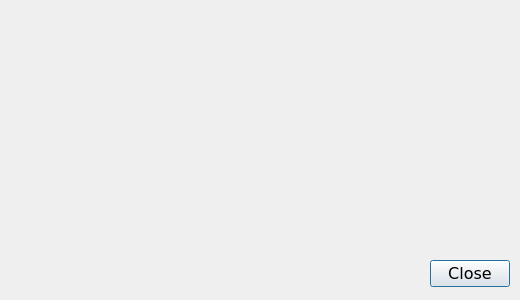
First picture: the form in PyLotROLauncher/ui/winAbout.ui, repository JuneStepp/OneLauncher, before the edit.
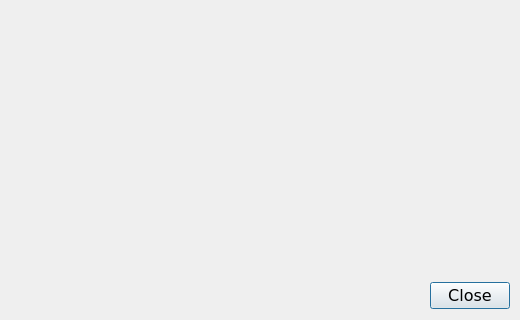
Second picture: the form after the edit.

Commit message: Converted top licence notices and about window to OneLauncher

```diff
--- a/PyLotROLauncher/ui/winAbout.ui
+++ b/PyLotROLauncher/ui/winAbout.ui
@@ -4,12 +4,12 @@
   <property name="windowModality" >
    <enum>Qt::ApplicationModal</enum>
   </property>
-  <property name="geometry" >
+  <property name="geometry">
    <rect>
     <x>0</x>
     <y>0</y>
     <width>520</width>
-    <height>300</height>
+    <height>320</height>
    </rect>
   </property>
   <property name="font" >
@@ -24,11 +24,11 @@
   <property name="modal" >
    <bool>true</bool>
   </property>
-  <widget class="QDialogButtonBox" name="buttonBox" >
-   <property name="geometry" >
+  <widget class="QDialogButtonBox" name="buttonBox">
+   <property name="geometry">
     <rect>
      <x>10</x>
-     <y>258</y>
+     <y>280</y>
      <width>500</width>
      <height>32</height>
     </rect>
@@ -40,85 +40,80 @@
     <set>QDialogButtonBox::Close</set>
    </property>
   </widget>
-  <widget class="QLabel" name="lblDescription" >
-   <property name="geometry" >
+  <widget class="QWidget" name="">
+   <property name="geometry">
     <rect>
-     <x>20</x>
+     <x>10</x>
      <y>10</y>
-     <width>480</width>
-     <height>40</height>
+     <width>501</width>
+     <height>261</height>
     </rect>
    </property>
-   <property name="text" >
+   <layout class="QVBoxLayout" name="verticalLayout">
+    <item>
+     <widget class="QLabel" name="lblDescription">
+      <property name="text">
     <string/>
    </property>
    <property name="alignment" >
     <set>Qt::AlignCenter</set>
    </property>
   </widget>
-  <widget class="QLabel" name="lblCopyright" >
-   <property name="geometry" >
-    <rect>
-     <x>20</x>
-     <y>60</y>
-     <width>480</width>
-     <height>20</height>
-    </rect>
-   </property>
-   <property name="text" >
+    </item>
+    <item>
+     <widget class="QLabel" name="lblCopyright">
+      <property name="text">
     <string/>
    </property>
    <property name="alignment" >
     <set>Qt::AlignCenter</set>
    </property>
   </widget>
-  <widget class="QLabel" name="lblVersion" >
-   <property name="geometry" >
-    <rect>
-     <x>20</x>
-     <y>100</y>
-     <width>480</width>
-     <height>20</height>
-    </rect>
-   </property>
-   <property name="text" >
+    </item>
+    <item>
+     <widget class="QLabel" name="lblCLIReference">
+      <property name="acceptDrops">
+       <bool>false</bool>
+      </property>
+      <property name="text">
     <string/>
    </property>
    <property name="alignment" >
     <set>Qt::AlignCenter</set>
    </property>
   </widget>
-  <widget class="QLabel" name="lblCLIReference" >
-   <property name="geometry" >
-    <rect>
-     <x>20</x>
-     <y>140</y>
-     <width>480</width>
-     <height>40</height>
-    </rect>
-   </property>
-   <property name="text" >
+    </item>
+    <item>
+     <widget class="QLabel" name="lblLotROLinuxReference">
+      <property name="text">
     <string/>
    </property>
    <property name="alignment" >
     <set>Qt::AlignCenter</set>
    </property>
   </widget>
-  <widget class="QLabel" name="lblLotROLinuxReference" >
-   <property name="geometry" >
-    <rect>
-     <x>20</x>
-     <y>200</y>
-     <width>480</width>
-     <height>40</height>
-    </rect>
-   </property>
-   <property name="text" >
+    </item>
+    <item>
+     <widget class="QLabel" name="lblPyLotROReference">
+      <property name="text">
+       <string/>
+      </property>
+      <property name="alignment">
+       <set>Qt::AlignCenter</set>
+      </property>
+     </widget>
+    </item>
+    <item>
+     <widget class="QLabel" name="lblVersion">
+      <property name="text">
     <string/>
    </property>
    <property name="alignment" >
     <set>Qt::AlignCenter</set>
    </property>
+     </widget>
+    </item>
+   </layout>
   </widget>
  </widget>
  <resources/>
```
Left out of the diff: 31 changed lines with no effect on the pictures. Lines whose indentation alone changed are shown as unchanged. The commit also changes 12 other files.
